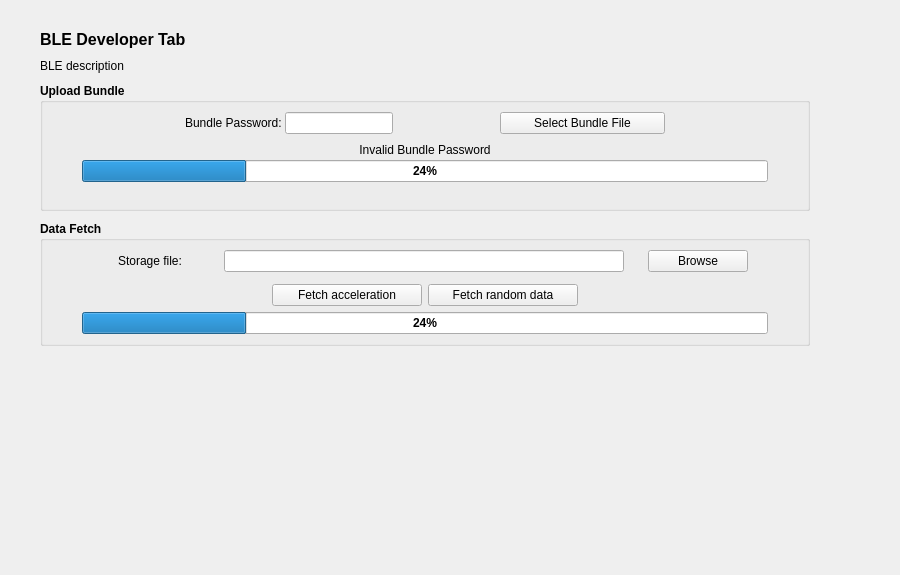
Qt form src/BleDev.ui (mooltipass/moolticute) before a commit.
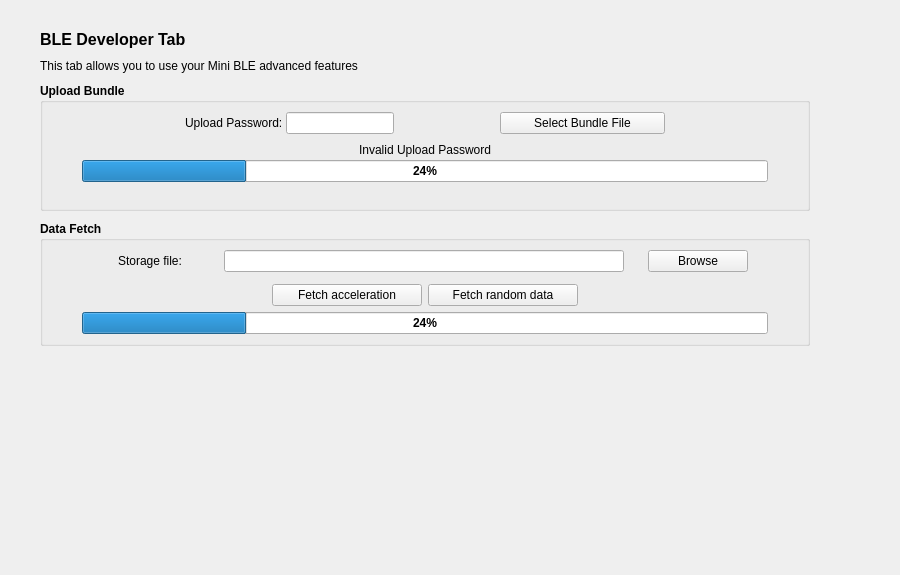
The same form after that commit.

Commit message: [BLE] Fix upload password processing for uploading bundle file

Diff of the .ui file:
```diff
--- a/src/BleDev.ui
+++ b/src/BleDev.ui
@@ -79,7 +79,7 @@
       </font>
      </property>
      <property name="text">
-      <string>BLE description</string>
+      <string>This tab allows you to use your Mini BLE advanced features</string>
      </property>
     </widget>
    </item>
@@ -143,7 +143,7 @@
            </font>
           </property>
           <property name="text">
-           <string>Bundle Password:</string>
+           <string>Upload Password:</string>
           </property>
          </widget>
         </item>
@@ -222,7 +222,7 @@
          </font>
         </property>
         <property name="text">
-         <string>Invalid Bundle Password</string>
+         <string>Invalid Upload Password</string>
         </property>
         <property name="alignment">
          <set>Qt::AlignCenter</set>
```
Left out of the diff: 2 changed lines with no effect on the pictures. The commit also changes 4 other files.
